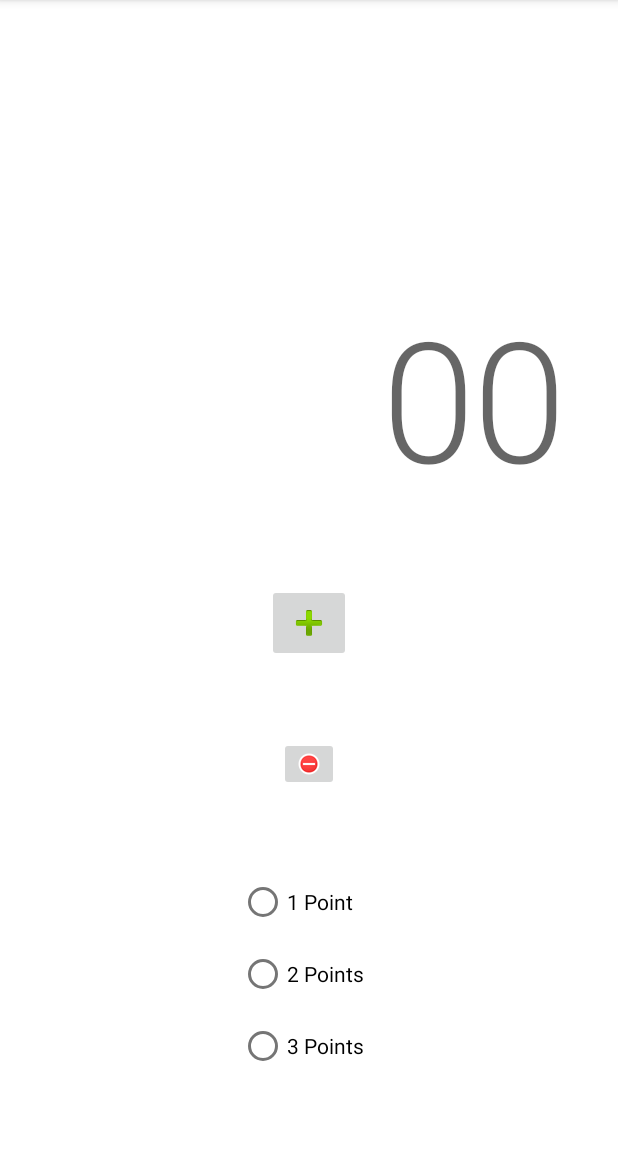
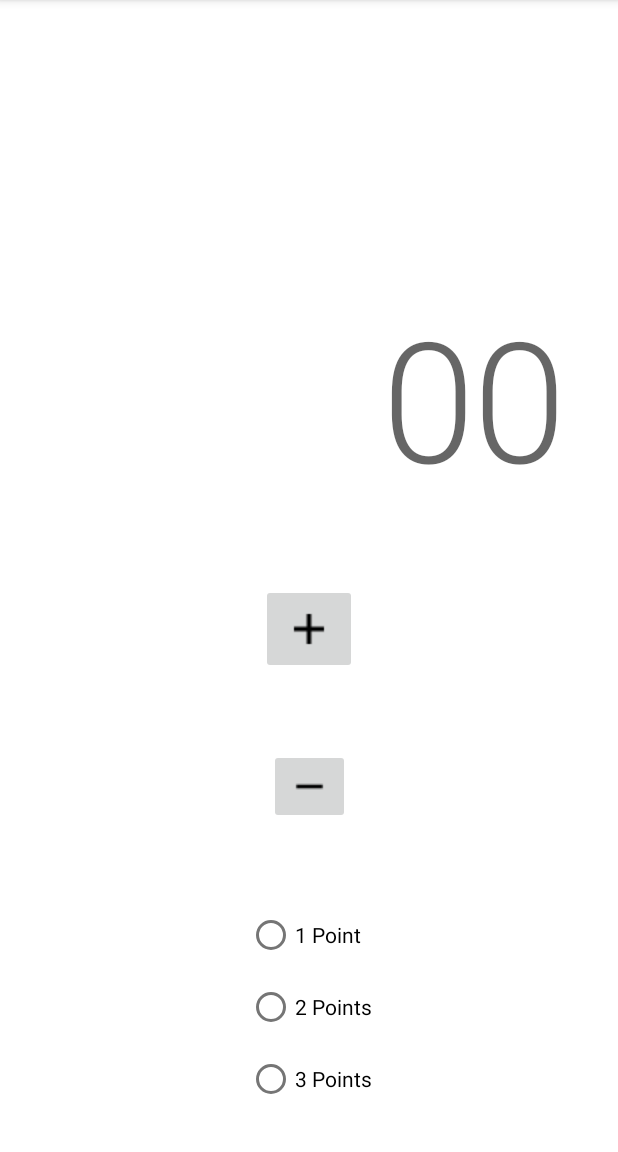
Before and after one commit to NavalSharma7/Naval_score, an Android app: the screen it shows after launch (MainActivity), on a phone screen of 412 x 824 dp, the part 84-1236 px from its top. Run offline under Robolectric (Android 15) with nearby library versions, the phone set to English and light mode, and no system bars.

Commit message:
drawables update
Added new icons

```diff
--- a/app/src/main/res/layout/activity_main.xml
+++ b/app/src/main/res/layout/activity_main.xml
@@ -70,7 +70,7 @@
         app:layout_constraintStart_toStartOf="parent"
         app:layout_constraintTop_toBottomOf="@+id/tv_score_a"
         app:layout_constraintVertical_bias="0.0"
-        app:srcCompat="@android:drawable/ic_input_add" />
+        app:srcCompat="@drawable/outline_add_black_20" />
 
     <ImageButton
         android:id="@+id/btn_minus"
@@ -82,7 +82,7 @@
         app:layout_constraintStart_toStartOf="parent"
         app:layout_constraintTop_toBottomOf="@+id/btn_plus"
         app:layout_constraintVertical_bias="0.0"
-        app:srcCompat="@android:drawable/presence_busy" />
+        app:srcCompat="@drawable/outline_remove_black_20" />
 
     <RadioGroup
         android:layout_width="wrap_content"
@@ -99,12 +99,11 @@
             android:layout_width="match_parent"
             android:layout_height="wrap_content"
             android:text="1 Point"
-            tools:layout_editor_absoluteX="169dp"
-            tools:layout_editor_absoluteY="554dp" />
+             />
 
         <RadioButton
             android:id="@+id/rb_two_point"
-            android:layout_width="94dp"
+            android:layout_width="match_parent"
             android:layout_height="wrap_content"
             android:text="2 Points" />
 
```
Also changed, not shown: app/src/main/res/drawable/outline_add_20.xml (added, +10 -0 lines), app/src/main/res/drawable/outline_add_24.xml (added, +10 -0 lines), app/src/main/res/drawable/outline_add_black_18.png (added), app/src/main/res/drawable/outline_add_black_20.png (added), app/src/main/res/drawable/outline_add_black_24.png (added), app/src/main/res/drawable/outline_add_black_36.png (added), app/src/main/res/drawable/outline_add_black_48.png (added), app/src/main/res/drawable/outline_remove_black_18.png (added), app/src/main/res/drawable/outline_remove_black_20.png (added), app/src/main/res/drawable/outline_remove_black_24.png (added), app/src/main/res/drawable/outline_remove_black_36.png (added), app/src/main/res/drawable/outline_remove_black_48.png (added), 4 other files.
